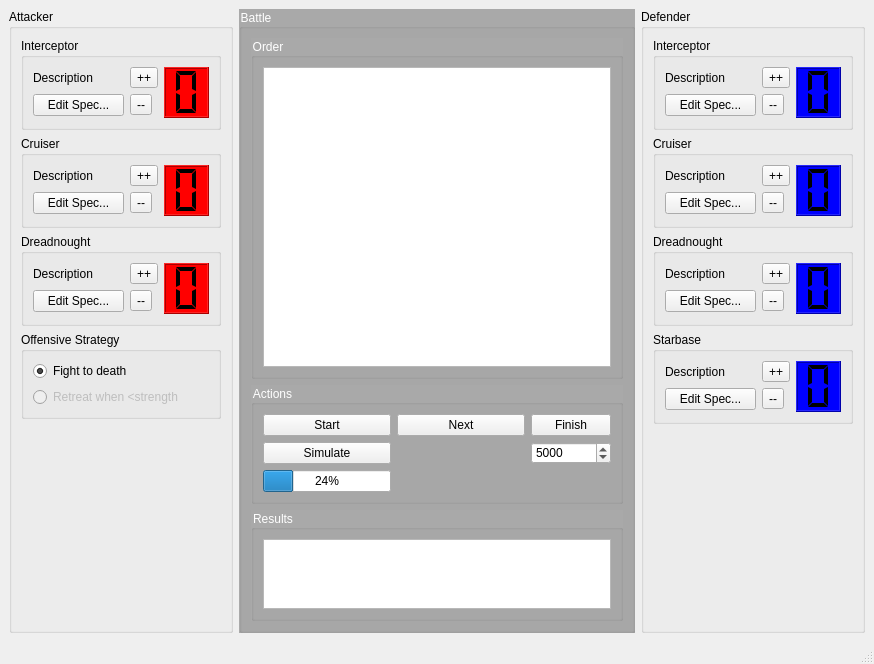
Old version of the form EclipseSimulator/EclipseSimulatorMainWindow.ui in the repository danielcwhite/eclipse-simulator.
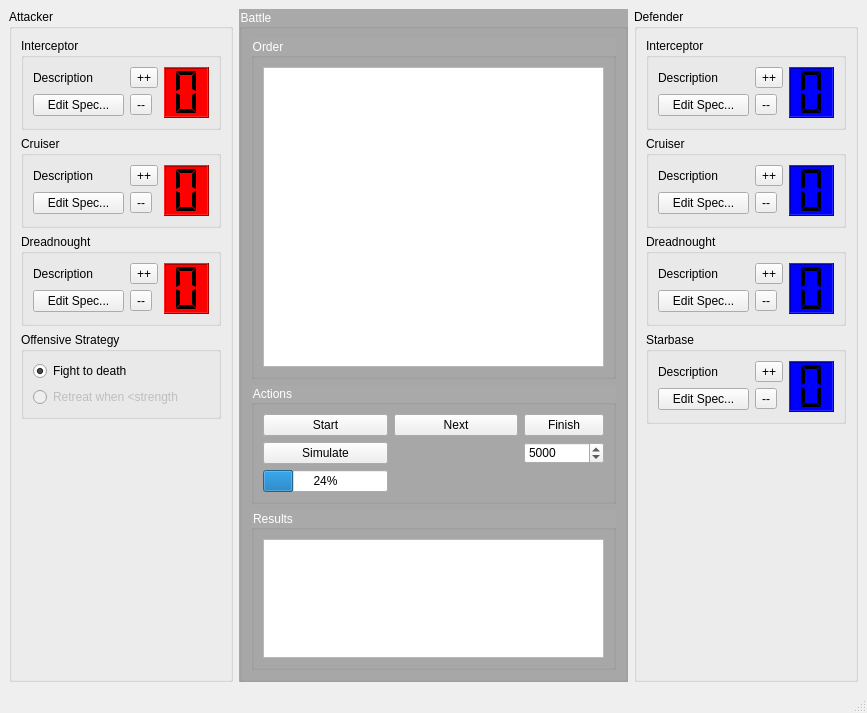
New version of the form.

Commit message: Die rolls hooked up to gui

```diff
--- a/EclipseSimulator/EclipseSimulatorMainWindow.ui
+++ b/EclipseSimulator/EclipseSimulatorMainWindow.ui
@@ -6,8 +6,8 @@
    <rect>
     <x>0</x>
     <y>0</y>
-    <width>874</width>
-    <height>642</height>
+    <width>867</width>
+    <height>713</height>
    </rect>
   </property>
   <property name="windowTitle">
@@ -319,18 +319,6 @@
          </layout>
         </widget>
        </item>
-       <item row="7" column="0">
-        <widget class="QGroupBox" name="battleResultGroupBox_">
-         <property name="title">
-          <string>Results</string>
-         </property>
-         <layout class="QGridLayout" name="gridLayout_5">
-          <item row="1" column="0">
-           <widget class="QTextBrowser" name="battleResultsTextBrowser_"/>
-          </item>
-         </layout>
-        </widget>
-       </item>
        <item row="1" column="0">
         <widget class="QGroupBox" name="groupBox_5">
          <property name="title">
@@ -404,6 +392,25 @@
          </layout>
         </widget>
        </item>
+       <item row="2" column="0">
+        <widget class="QGroupBox" name="battleResultGroupBox_">
+         <property name="title">
+          <string>Results</string>
+         </property>
+         <layout class="QGridLayout" name="gridLayout_5">
+          <item row="1" column="0">
+           <widget class="QTextEdit" name="battleResultsTextEdit_">
+            <property name="minimumSize">
+             <size>
+              <width>0</width>
+              <height>100</height>
+             </size>
+            </property>
+           </widget>
+          </item>
+         </layout>
+        </widget>
+       </item>
       </layout>
      </widget>
     </item>
```
Left out of the diff: 2 changed lines with no effect on the pictures. The commit also changes 5 other files.
